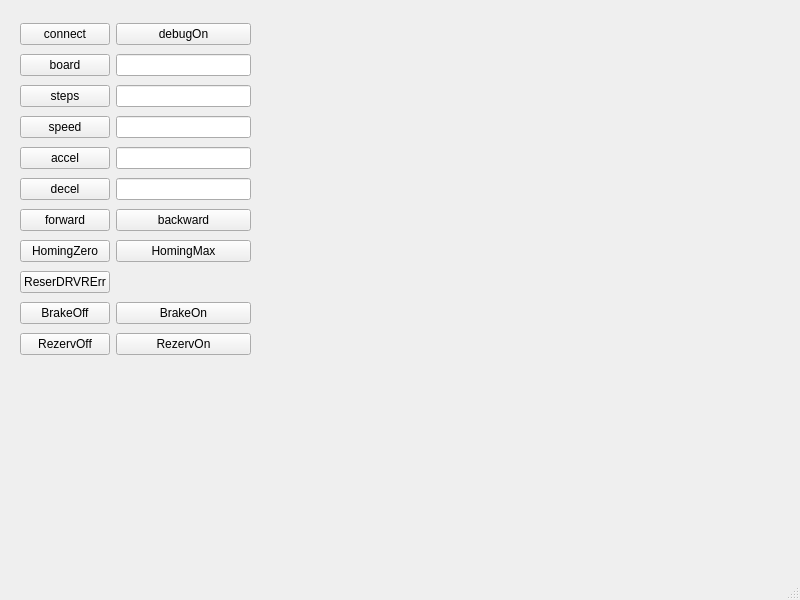
The window that ui/mainwindow.ui (NameInit/canstep-api) describes before a commit, drawn with Qt 5.
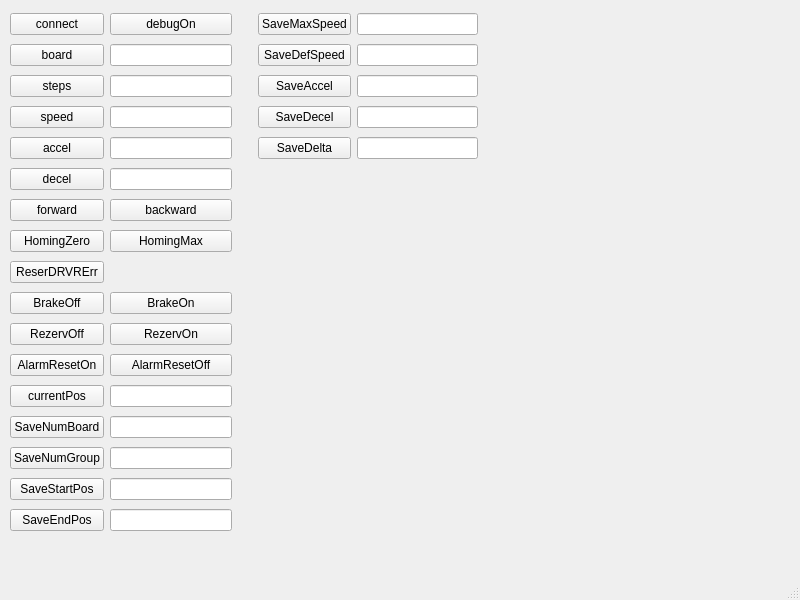
The same window after the commit.

```diff
--- a/ui/mainwindow.ui
+++ b/ui/mainwindow.ui
@@ -20,10 +20,10 @@
    <widget class="QWidget" name="layoutWidget">
     <property name="geometry">
      <rect>
-      <x>20</x>
-      <y>20</y>
-      <width>231</width>
-      <height>348</height>
+      <x>10</x>
+      <y>10</y>
+      <width>468</width>
+      <height>540</height>
      </rect>
     </property>
     <layout class="QGridLayout" name="gridLayout">
@@ -51,6 +51,34 @@
        </property>
       </widget>
      </item>
+     <item row="10" column="1">
+      <widget class="QPushButton" name="pushButtonRezervOn">
+       <property name="text">
+        <string>RezervOn</string>
+       </property>
+      </widget>
+     </item>
+     <item row="13" column="0">
+      <widget class="QPushButton" name="pushButtonSaveNumBoard">
+       <property name="text">
+        <string>SaveNumBoard</string>
+       </property>
+      </widget>
+     </item>
+     <item row="15" column="0">
+      <widget class="QPushButton" name="pushButtonSaveStartPos">
+       <property name="text">
+        <string>SaveStartPos</string>
+       </property>
+      </widget>
+     </item>
+     <item row="10" column="0">
+      <widget class="QPushButton" name="pushButtonRezervOff">
+       <property name="text">
+        <string>RezervOff</string>
+       </property>
+      </widget>
+     </item>
      <item row="9" column="0">
       <widget class="QPushButton" name="pushButtonBrakeOff">
        <property name="text">
@@ -65,9 +93,35 @@
        </property>
       </widget>
      </item>
+     <item row="13" column="1">
+      <widget class="QLineEdit" name="lineEditSaveNumBoard"/>
+     </item>
+     <item row="15" column="1">
+      <widget class="QLineEdit" name="lineEditSaveStartPos"/>
+     </item>
+     <item row="0" column="3">
+      <widget class="QPushButton" name="pushButtonSaveMaxSpeed">
+       <property name="text">
+        <string>SaveMaxSpeed</string>
+       </property>
+      </widget>
+     </item>
      <item row="2" column="1">
       <widget class="QLineEdit" name="lineEditSteps"/>
      </item>
+     <item row="16" column="1">
+      <widget class="QLineEdit" name="lineEditSaveEndPos"/>
+     </item>
+     <item row="12" column="0">
+      <widget class="QPushButton" name="pushButtoncurrentPos">
+       <property name="text">
+        <string>currentPos</string>
+       </property>
+      </widget>
+     </item>
+     <item row="12" column="1">
+      <widget class="QLineEdit" name="lineEditcurrentPos"/>
+     </item>
      <item row="7" column="0">
       <widget class="QPushButton" name="pushButtonHomingZero">
        <property name="text">
@@ -113,9 +167,30 @@
        </property>
       </widget>
      </item>
+     <item row="14" column="0">
+      <widget class="QPushButton" name="pushButtonSaveNumGroup">
+       <property name="text">
+        <string>SaveNumGroup</string>
+       </property>
+      </widget>
+     </item>
      <item row="5" column="1">
       <widget class="QLineEdit" name="lineEditDecel"/>
      </item>
+     <item row="11" column="0">
+      <widget class="QPushButton" name="pushButtonAlarmResetOn">
+       <property name="text">
+        <string>AlarmResetOn</string>
+       </property>
+      </widget>
+     </item>
+     <item row="11" column="1">
+      <widget class="QPushButton" name="pushButtonAlarmResetOff">
+       <property name="text">
+        <string>AlarmResetOff</string>
+       </property>
+      </widget>
+     </item>
      <item row="7" column="1">
       <widget class="QPushButton" name="pushButtonHomingMax">
        <property name="text">
@@ -123,6 +198,13 @@
        </property>
       </widget>
      </item>
+     <item row="16" column="0">
+      <widget class="QPushButton" name="pushButtonSaveEndPos">
+       <property name="text">
+        <string>SaveEndPos</string>
+       </property>
+      </widget>
+     </item>
      <item row="3" column="0">
       <widget class="QPushButton" name="pushButtonSpeed">
        <property name="text">
@@ -130,6 +212,25 @@
        </property>
       </widget>
      </item>
+     <item row="14" column="1">
+      <widget class="QLineEdit" name="lineEditSaveNumGroup"/>
+     </item>
+     <item row="0" column="2">
+      <spacer name="horizontalSpacer">
+       <property name="orientation">
+        <enum>Qt::Horizontal</enum>
+       </property>
+       <property name="sizeType">
+        <enum>QSizePolicy::Fixed</enum>
+       </property>
+       <property name="sizeHint" stdset="0">
+        <size>
+         <width>20</width>
+         <height>20</height>
+        </size>
+       </property>
+      </spacer>
+     </item>
      <item row="3" column="1">
       <widget class="QLineEdit" name="lineEditSpeed"/>
      </item>
@@ -140,20 +241,49 @@
        </property>
       </widget>
      </item>
-     <item row="10" column="0">
-      <widget class="QPushButton" name="pushButtonRezervOff">
+     <item row="0" column="4">
+      <widget class="QLineEdit" name="lineEditSaveMaxSpeed"/>
+     </item>
+     <item row="1" column="3">
+      <widget class="QPushButton" name="pushButtonSaveDefSpeed">
        <property name="text">
-        <string>RezervOff</string>
+        <string>SaveDefSpeed</string>
        </property>
       </widget>
      </item>
-     <item row="10" column="1">
-      <widget class="QPushButton" name="pushButtonRezervOn">
+     <item row="1" column="4">
+      <widget class="QLineEdit" name="lineEditSaveDefSpeed"/>
+     </item>
+     <item row="2" column="3">
+      <widget class="QPushButton" name="pushButtonSaveAccel">
        <property name="text">
-        <string>RezervOn</string>
+        <string>SaveAccel</string>
        </property>
       </widget>
      </item>
+     <item row="2" column="4">
+      <widget class="QLineEdit" name="lineEditSaveAccel"/>
+     </item>
+     <item row="3" column="3">
+      <widget class="QPushButton" name="pushButtonSaveDecel">
+       <property name="text">
+        <string>SaveDecel</string>
+       </property>
+      </widget>
+     </item>
+     <item row="3" column="4">
+      <widget class="QLineEdit" name="lineEditSaveDecel"/>
+     </item>
+     <item row="4" column="3">
+      <widget class="QPushButton" name="pushButtonSaveDelta">
+       <property name="text">
+        <string>SaveDelta</string>
+       </property>
+      </widget>
+     </item>
+     <item row="4" column="4">
+      <widget class="QLineEdit" name="lineEditSaveDelta"/>
+     </item>
     </layout>
    </widget>
   </widget>
```
